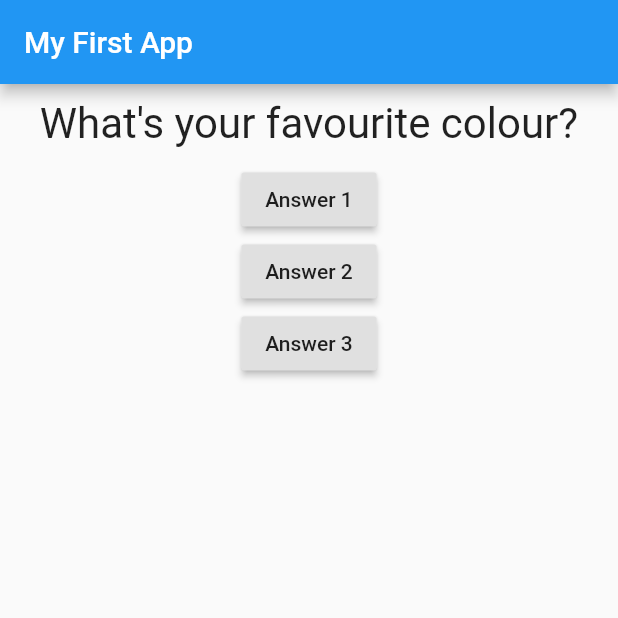
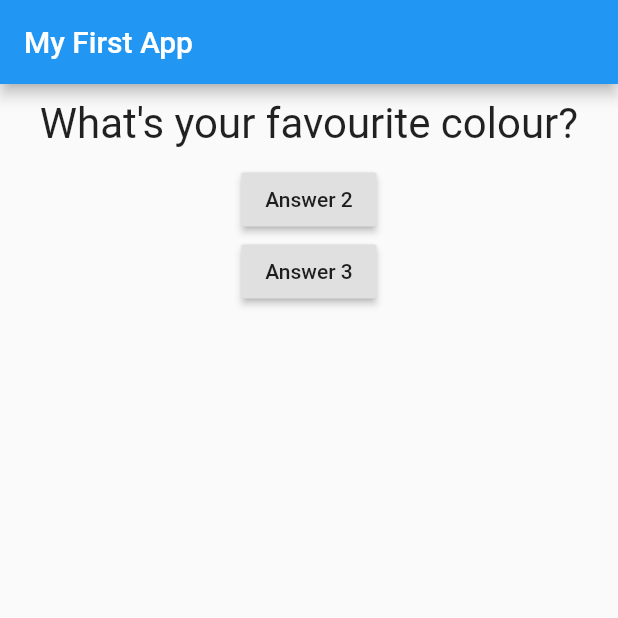
Before and after one commit to Traarjo/quiz_app, a Flutter app: the screen it shows after launch, on a phone screen of 412 x 824 dp, the top half of it. Run offline on Flutter 3.47's test engine with Material 2 defaults, Android fonts, the phone set to English and light mode, and no system bars.

Commit message:
moved code for button

```diff
--- a/lib/main.dart
+++ b/lib/main.dart
@@ -34,7 +34,6 @@ class _MyAppState extends State<MyApp> {
       body: Column(
         children: [
           Question(questions[_questionIndex]),
-          RaisedButton(child: Text('Answer 1'), onPressed: _answerQuestion,),
           RaisedButton(child: Text('Answer 2'), onPressed: _answerQuestion,),
           RaisedButton(child: Text('Answer 3'), onPressed: _answerQuestion,),
       ],),
```
Also changed, not shown: lib/answer.dart (+6 -1 lines).
